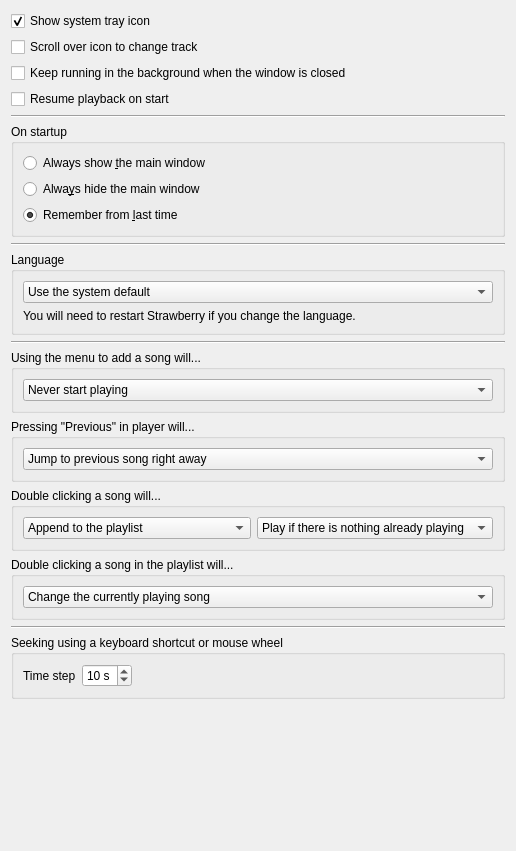
The window that src/settings/behavioursettingspage.ui (strawberrymusicplayer/strawberry) describes before a commit, drawn with Qt 5.
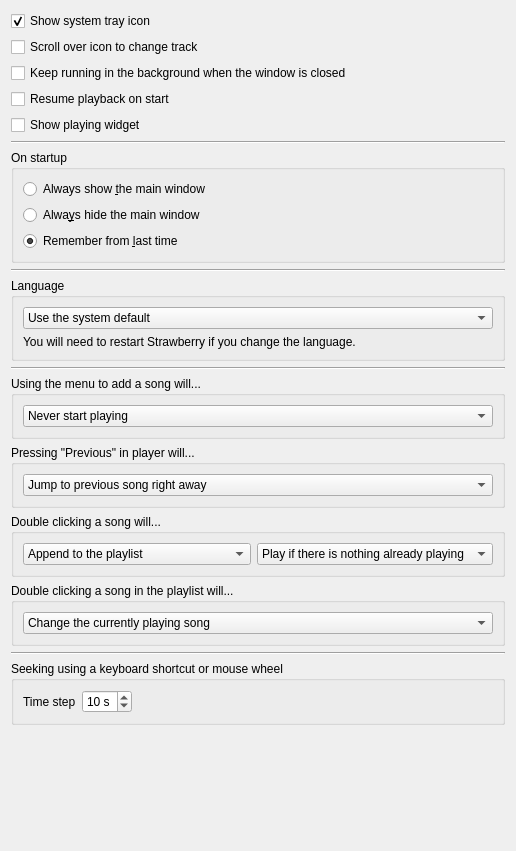
The same window after the commit.

Commit message: Add option to disable playing widget

```diff
--- a/src/settings/behavioursettingspage.ui
+++ b/src/settings/behavioursettingspage.ui
@@ -54,6 +54,13 @@
      </property>
     </widget>
    </item>
+   <item>
+    <widget class="QCheckBox" name="checkbox_playingwidget">
+     <property name="text">
+      <string>Show playing widget</string>
+     </property>
+    </widget>
+   </item>
    <item>
     <widget class="Line" name="line_1">
      <property name="orientation">
```
The commit also changes 5 other files.
